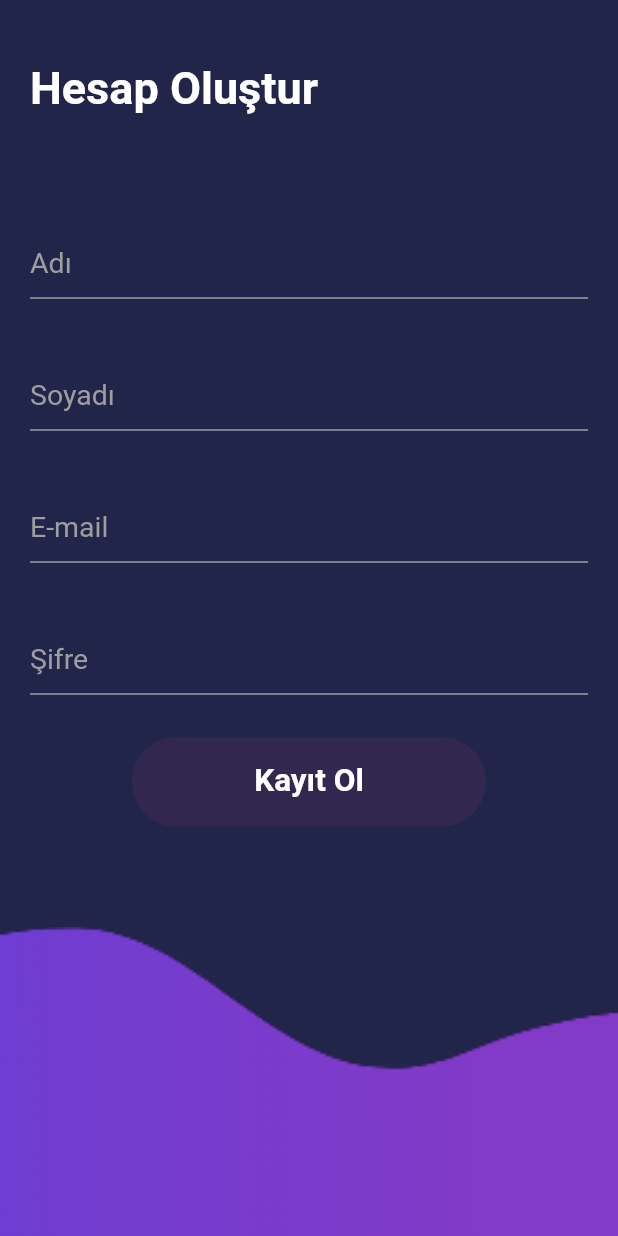
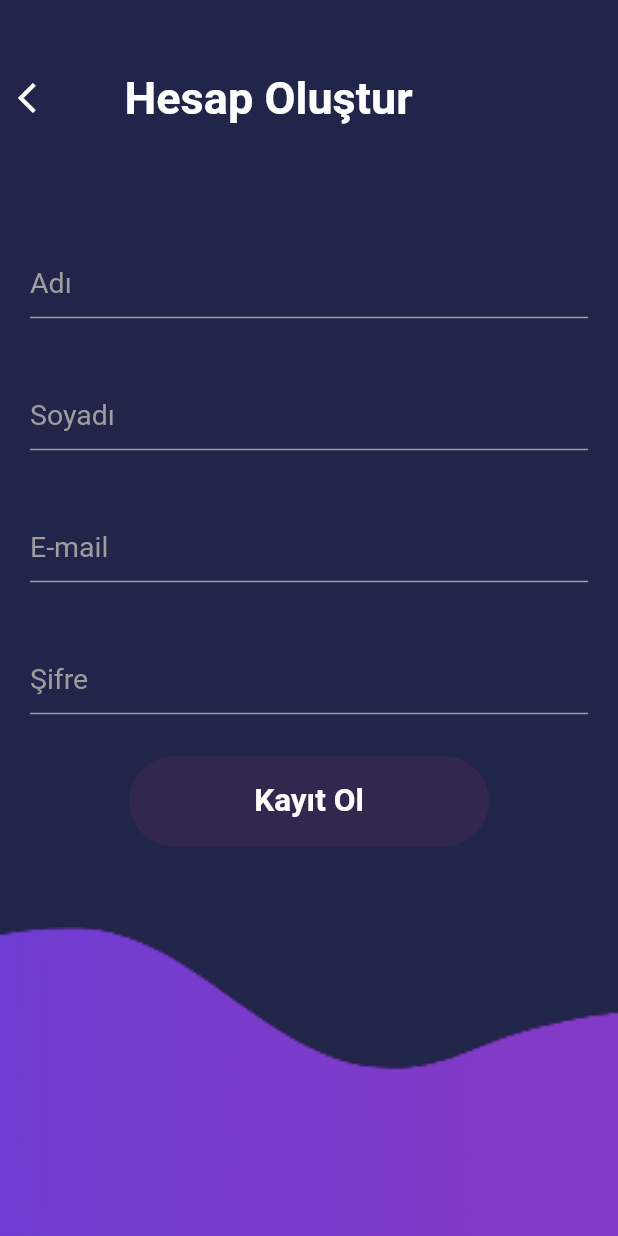
Before and after one commit to gsym23/veritabani-projesi, a Flutter app: the CreateAccountPage screen opened directly, on a phone screen of 412 x 824 dp. Run offline on Flutter 3.47's test engine with Material 2 defaults, Android fonts, the phone set to English and light mode, and no system bars; our stand-ins replace firebase_core; accounts and stored records are empty.

Commit message:
add back button

```diff
--- a/bilgiyagmuru/lib/screens/create_account_page.dart
+++ b/bilgiyagmuru/lib/screens/create_account_page.dart
@@ -5,8 +5,6 @@ import 'package:bilgiyagmuru/utils/customTextStyle.dart';
 import 'package:bilgiyagmuru/widgets/create_account_page_widgets/create_account_textformfield.dart';
 import 'package:bilgiyagmuru/widgets/create_account_page_widgets/register_button.dart';
 import 'package:bilgiyagmuru/widgets/common_widgets/image_container.dart';
-
-
 
 class CreateAccountPage extends StatefulWidget {
   const CreateAccountPage({Key? key}) : super(key: key);
@@ -22,7 +20,6 @@ class _CreateAccountPageState extends State<CreateAccountPage> {
   late final TextEditingController passwordController;
 
   late final GlobalKey<FormState> fornKey;
-
 
   @override
   void initState() {
@@ -57,16 +54,31 @@ class _CreateAccountPageState extends State<CreateAccountPage> {
         crossAxisAlignment: CrossAxisAlignment.start,
         mainAxisAlignment: MainAxisAlignment.spaceAround,
         children: [
-          Padding(
-            padding: const EdgeInsets.symmetric(horizontal: 20),
-            child: Column(
+          Column(
             crossAxisAlignment: CrossAxisAlignment.start,
             mainAxisAlignment: MainAxisAlignment.start,
             children: [
               customSizedBox(constraints.maxHeight / 20),
+              Row(
+                children: [
+                  IconButton(
+                      onPressed: () {
+                        Navigator.pop(context);
+                      },
+                      icon: const Icon(
+                        Icons.arrow_back_ios,
+                        color: Colors.white,
+                      )),
+                  const SizedBox(
+                    width: 35,
+                  ),
                   titleText(),
+                ],
+              ),
               customSizedBox(constraints.maxHeight / 15),
-                Form(
+              Padding(
+                padding: const EdgeInsets.symmetric(horizontal: 20),
+                child: Form(
                     key: fornKey,
                     child: Column(
                       children: [
@@ -92,13 +104,13 @@ class _CreateAccountPageState extends State<CreateAccountPage> {
                         ),
                       ],
                     )),
+              ),
               RegisterButton(
                 onClick: () {
                   createAccount();
                 },
               ),
             ],
-            ),
           ),
           const Spacer(),
           ImageContainer(
```
Lines whose indentation alone changed are shown as unchanged.
